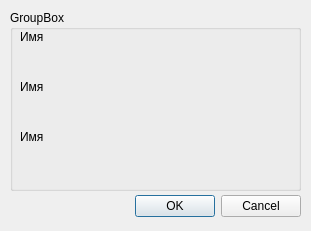
Before: the Qt Designer form m_cfg/sql_user_dlg.ui in xXRadioHeadXx/start7, drawn with Qt 5.
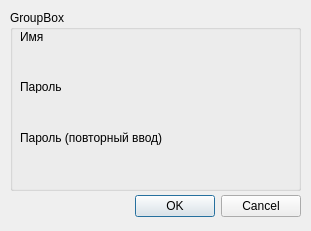
After: the same form once the commit is applied. Custom widgets are drawn as their Qt base class.

The edit to the form file:
```diff
--- a/m_cfg/sql_user_dlg.ui
+++ b/m_cfg/sql_user_dlg.ui
@@ -74,7 +74,7 @@
      </rect>
     </property>
     <property name="text">
-     <string>Имя</string>
+     <string>Пароль</string>
     </property>
    </widget>
    <widget class="My_lineEdit" name="uName_lineedit_2" native="true">
@@ -92,12 +92,12 @@
      <rect>
       <x>10</x>
       <y>120</y>
-      <width>47</width>
-      <height>13</height>
+      <width>231</width>
+      <height>16</height>
      </rect>
     </property>
     <property name="text">
-     <string>Имя</string>
+     <string>Пароль (повторный ввод)</string>
     </property>
    </widget>
    <widget class="My_lineEdit" name="uName_lineedit_3" native="true">
```
